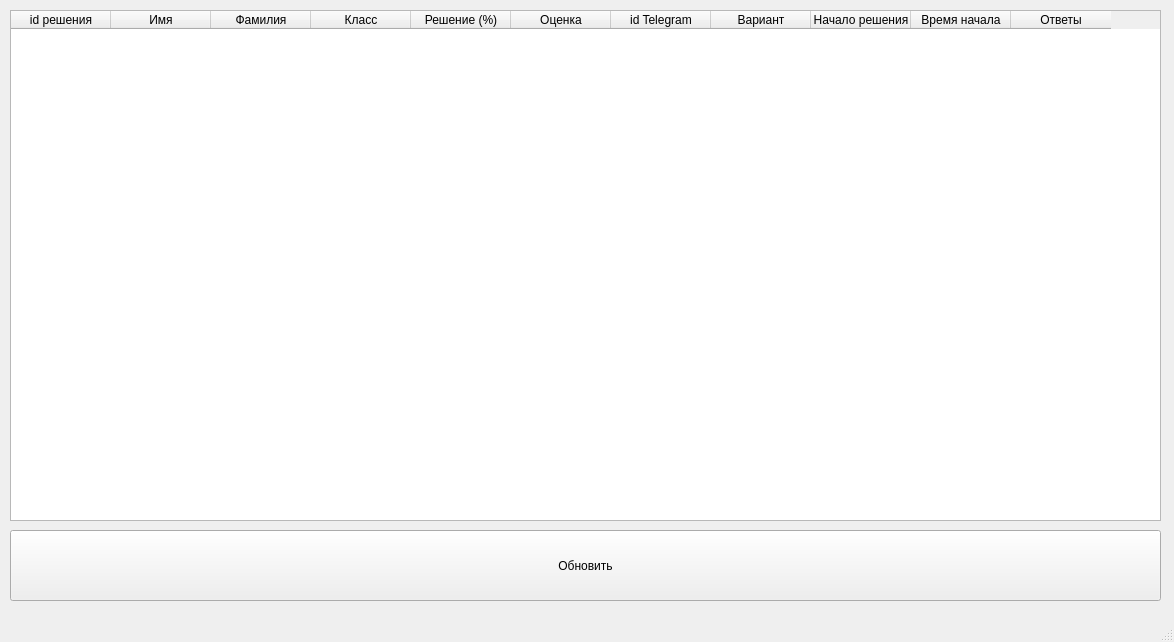
First picture: the form in app/ui/untitled.ui, repository MrGoldSky/ExamsHelper, before the edit.
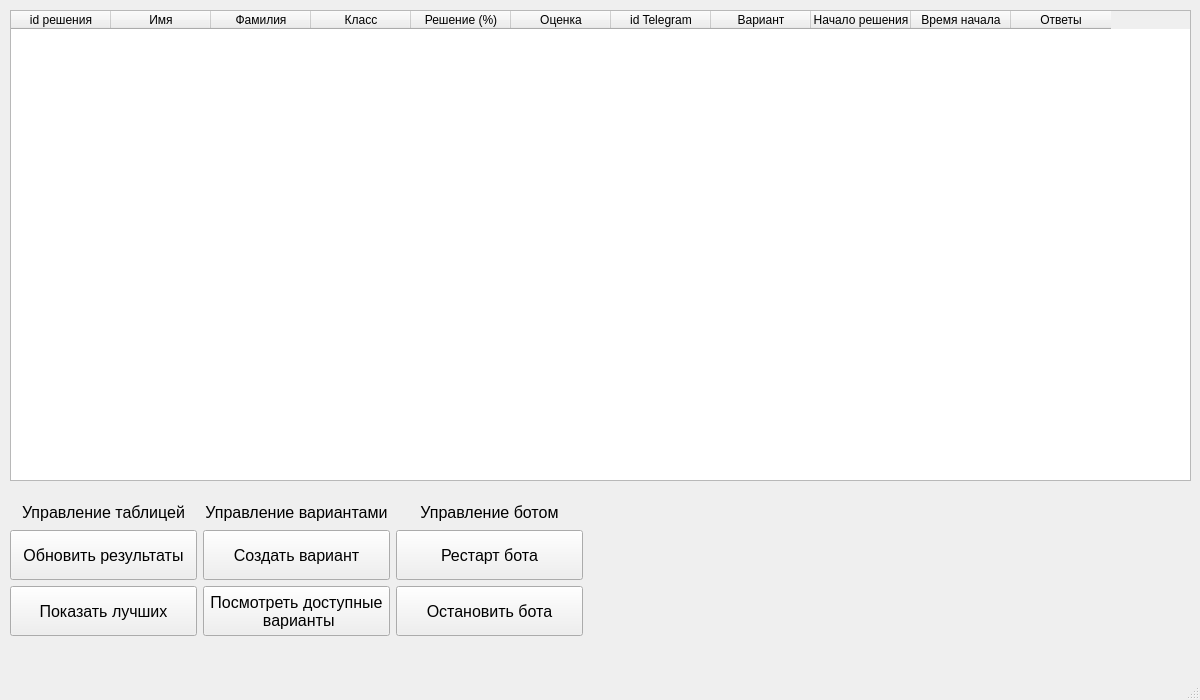
Second picture: the form after the edit.

Commit message: v2.1 Связь журнала и бота. Изменение GUI. Создание main файла.

Patch:
```diff
--- a/app/ui/untitled.ui
+++ b/app/ui/untitled.ui
@@ -2,14 +2,29 @@
 <ui version="4.0">
  <class>MainWindow</class>
  <widget class="QMainWindow" name="MainWindow">
+  <property name="enabled">
+   <bool>true</bool>
+  </property>
   <property name="geometry">
    <rect>
     <x>0</x>
     <y>0</y>
-    <width>1174</width>
-    <height>642</height>
+    <width>1200</width>
+    <height>700</height>
    </rect>
   </property>
+  <property name="minimumSize">
+   <size>
+    <width>1200</width>
+    <height>700</height>
+   </size>
+  </property>
+  <property name="maximumSize">
+   <size>
+    <width>1200</width>
+    <height>700</height>
+   </size>
+  </property>
   <property name="baseSize">
    <size>
     <width>0</width>
@@ -20,15 +35,30 @@
    <string>Журнал</string>
   </property>
   <widget class="QWidget" name="centralwidget">
+   <widget class="QWidget" name="verticalLayoutWidget">
+    <property name="geometry">
+     <rect>
+      <x>0</x>
+      <y>0</y>
+      <width>1201</width>
+      <height>491</height>
+     </rect>
+    </property>
+    <layout class="QVBoxLayout" name="tableLayout">
+     <property name="leftMargin">
+      <number>10</number>
+     </property>
+     <property name="topMargin">
+      <number>10</number>
+     </property>
+     <property name="rightMargin">
+      <number>10</number>
+     </property>
+     <property name="bottomMargin">
+      <number>10</number>
+     </property>
+     <item>
    <widget class="QTableWidget" name="tableWidget">
-    <property name="geometry">
-     <rect>
-      <x>10</x>
-      <y>10</y>
-      <width>1151</width>
-      <height>511</height>
-     </rect>
-    </property>
     <property name="sizePolicy">
      <sizepolicy hsizetype="Expanding" vsizetype="Expanding">
       <horstretch>11</horstretch>
@@ -94,18 +124,246 @@
      </property>
     </column>
    </widget>
+     </item>
+    </layout>
+   </widget>
+   <widget class="QWidget" name="gridLayoutWidget">
+    <property name="geometry">
+     <rect>
+      <x>0</x>
+      <y>500</y>
+      <width>593</width>
+      <height>146</height>
+     </rect>
+    </property>
+    <layout class="QGridLayout" name="settingsLayout">
+     <property name="leftMargin">
+      <number>10</number>
+     </property>
+     <property name="topMargin">
+      <number>0</number>
+     </property>
+     <property name="rightMargin">
+      <number>10</number>
+     </property>
+     <property name="bottomMargin">
+      <number>10</number>
+     </property>
+     <item row="0" column="0">
+      <widget class="QLabel" name="tableControl">
+       <property name="font">
+        <font>
+         <pointsize>12</pointsize>
+        </font>
+       </property>
+       <property name="text">
+        <string>Управление таблицей</string>
+       </property>
+       <property name="alignment">
+        <set>Qt::AlignCenter</set>
+       </property>
+      </widget>
+     </item>
+     <item row="0" column="1">
+      <widget class="QLabel" name="examsControl">
+       <property name="font">
+        <font>
+         <pointsize>12</pointsize>
+        </font>
+       </property>
+       <property name="text">
+        <string>Управление вариантами</string>
+       </property>
+       <property name="alignment">
+        <set>Qt::AlignCenter</set>
+       </property>
+      </widget>
+     </item>
+     <item row="1" column="2">
+      <widget class="QPushButton" name="restart">
+       <property name="minimumSize">
+        <size>
+         <width>100</width>
+         <height>50</height>
+        </size>
+       </property>
+       <property name="font">
+        <font>
+         <family>MS Shell Dlg 2</family>
+         <pointsize>12</pointsize>
+         <kerning>true</kerning>
+        </font>
+       </property>
+       <property name="toolTip">
+        <string/>
+       </property>
+       <property name="text">
+        <string>Рестарт бота</string>
+       </property>
+       <property name="default">
+        <bool>false</bool>
+       </property>
+      </widget>
+     </item>
+     <item row="2" column="2">
+      <widget class="QPushButton" name="stop">
+       <property name="minimumSize">
+        <size>
+         <width>100</width>
+         <height>50</height>
+        </size>
+       </property>
+       <property name="font">
+        <font>
+         <family>MS Shell Dlg 2</family>
+         <pointsize>12</pointsize>
+         <kerning>true</kerning>
+        </font>
+       </property>
+       <property name="toolTip">
+        <string/>
+       </property>
+       <property name="text">
+        <string>Остановить бота</string>
+       </property>
+       <property name="default">
+        <bool>false</bool>
+       </property>
+      </widget>
+     </item>
+     <item row="0" column="2">
+      <widget class="QLabel" name="botControl">
+       <property name="font">
+        <font>
+         <pointsize>12</pointsize>
+        </font>
+       </property>
+       <property name="text">
+        <string>Управление ботом</string>
+       </property>
+       <property name="alignment">
+        <set>Qt::AlignCenter</set>
+       </property>
+      </widget>
+     </item>
+     <item row="2" column="0">
+      <widget class="QPushButton" name="top">
+       <property name="minimumSize">
+        <size>
+         <width>100</width>
+         <height>50</height>
+        </size>
+       </property>
+       <property name="font">
+        <font>
+         <family>MS Shell Dlg 2</family>
+         <pointsize>12</pointsize>
+         <kerning>true</kerning>
+        </font>
+       </property>
+       <property name="toolTip">
+        <string/>
+       </property>
+       <property name="text">
+        <string>Показать лучших</string>
+       </property>
+       <property name="default">
+        <bool>false</bool>
+       </property>
+      </widget>
+     </item>
+     <item row="1" column="1">
+      <widget class="QPushButton" name="createExams">
+       <property name="minimumSize">
+        <size>
+         <width>100</width>
+         <height>50</height>
+        </size>
+       </property>
+       <property name="font">
+        <font>
+         <family>MS Shell Dlg 2</family>
+         <pointsize>12</pointsize>
+         <kerning>true</kerning>
+        </font>
+       </property>
+       <property name="toolTip">
+        <string/>
+       </property>
+       <property name="text">
+        <string>Создать вариант</string>
+       </property>
+       <property name="default">
+        <bool>false</bool>
+       </property>
+      </widget>
+     </item>
+     <item row="1" column="0">
    <widget class="QPushButton" name="upload">
-    <property name="geometry">
-     <rect>
-      <x>10</x>
-      <y>530</y>
-      <width>1151</width>
-      <height>71</height>
-     </rect>
-    </property>
+       <property name="minimumSize">
+        <size>
+         <width>100</width>
+         <height>50</height>
+        </size>
+       </property>
+       <property name="font">
+        <font>
+         <family>MS Shell Dlg 2</family>
+         <pointsize>12</pointsize>
+         <kerning>true</kerning>
+        </font>
+       </property>
+       <property name="toolTip">
+        <string/>
+       </property>
     <property name="text">
-     <string>Обновить</string>
-    </property>
+        <string>Обновить результаты</string>
+       </property>
+       <property name="autoRepeat">
+        <bool>true</bool>
+       </property>
+       <property name="autoRepeatDelay">
+        <number>60000</number>
+       </property>
+       <property name="autoRepeatInterval">
+        <number>0</number>
+       </property>
+       <property name="default">
+        <bool>false</bool>
+       </property>
+      </widget>
+     </item>
+     <item row="2" column="1">
+      <widget class="QPushButton" name="viewExams">
+       <property name="minimumSize">
+        <size>
+         <width>100</width>
+         <height>50</height>
+        </size>
+       </property>
+       <property name="font">
+        <font>
+         <family>MS Shell Dlg 2</family>
+         <pointsize>12</pointsize>
+         <kerning>true</kerning>
+        </font>
+       </property>
+       <property name="toolTip">
+        <string/>
+       </property>
+       <property name="text">
+        <string>Посмотреть доступные
+ варианты</string>
+       </property>
+       <property name="autoRepeat">
+        <bool>false</bool>
+       </property>
+       <property name="default">
+        <bool>false</bool>
+       </property>
+      </widget>
+     </item>
+    </layout>
    </widget>
   </widget>
   <widget class="QMenuBar" name="menubar">
```
Left out of the diff: 6 changed lines with no effect on the pictures. Lines whose indentation alone changed are shown as unchanged. The commit also changes 9 other files.
